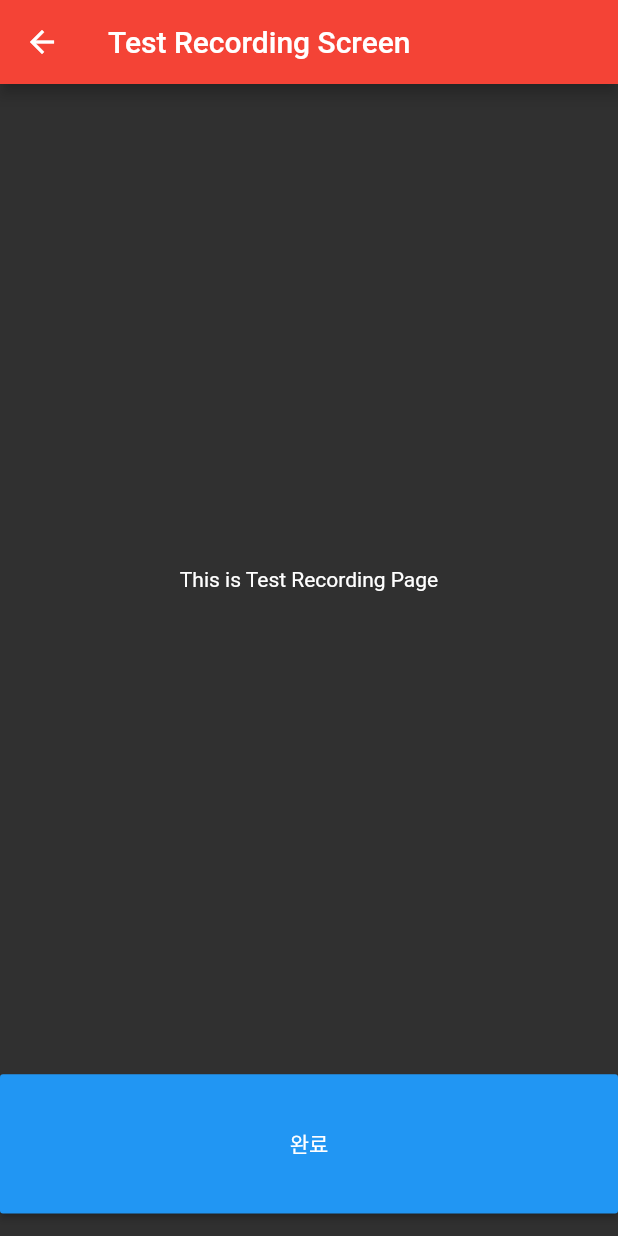
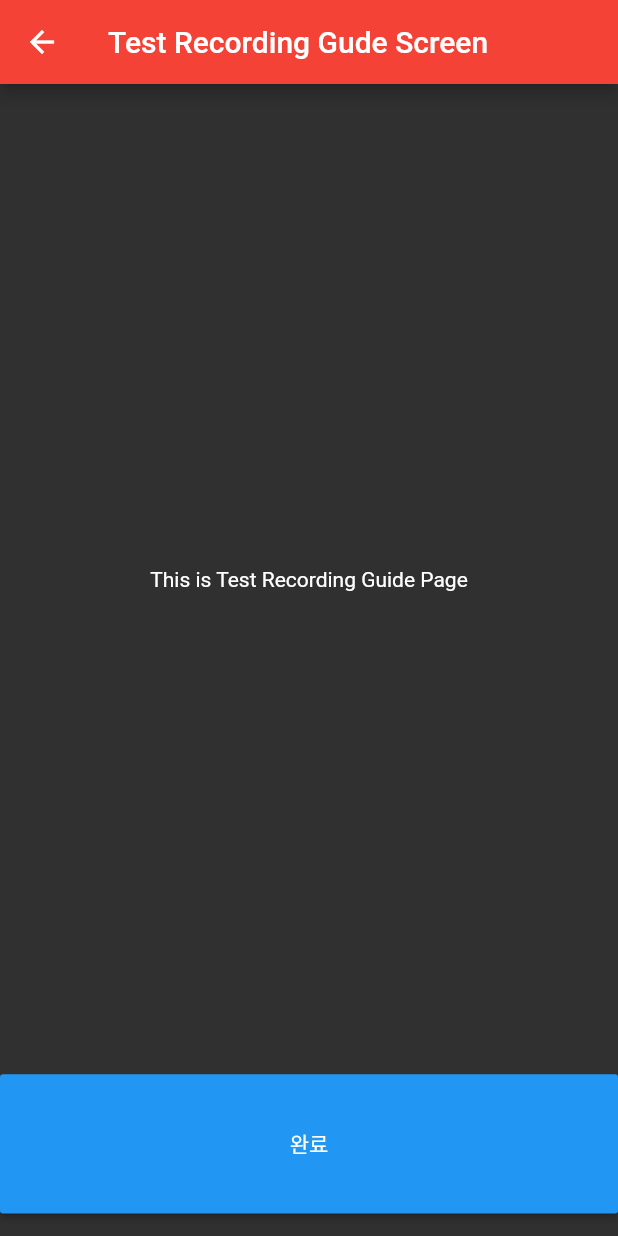
Before and after one commit to jedchoi/vacuum_flutter, a Flutter app: the TestamentIntroductionScreen screen opened directly, after a tap on "사전 연습하기", on a phone screen of 412 x 824 dp. Run offline on Flutter 3.47's test engine with Material 2 defaults, Android fonts, the phone set to English and light mode, and no system bars.

Commit message:
연습하기 가이드 화면 추가

```diff
--- /dev/null
+++ b/lib/screens/test_recording_guide_screen.dart
@@ -0,0 +1,51 @@
+import 'package:flutter/material.dart';
+import 'package:vacuum_flutter/screens/testament_introduction_screen.dart';
+
+class TestRecordingGuideScreen extends StatelessWidget {
+  @override
+  Widget build(BuildContext context) {
+    return Scaffold(
+      appBar: AppBar(
+        backgroundColor: Colors.red,
+        title: Text('Test Recording Gude Screen'),
+      ),
+      body: Center(
+        child: Column(
+          crossAxisAlignment: CrossAxisAlignment.stretch,
+          children: [
+            SizedBox(
+              height: 5.0,
+            ),
+            Expanded(
+              flex: 14,
+              child: Center(
+                child: Text(
+                  "This is Test Recording Guide Page",
+                ),
+              ),
+            ),
+            SizedBox(
+              height: 5.0,
+            ),
+            Expanded(
+              flex: 2,
+              child: MaterialButton(
+                color: Colors.blue,
+                child: Text('완료'),
+                onPressed: () {
+                  print('Go to Test Recording Guide Screen.');
+                  Navigator.push(context, MaterialPageRoute(builder: (context) {
+                    return TestRecordingGuideScreen();
+                  }));
+                },
+              ),
+            ),
+            SizedBox(
+              height: 15.0,
+            ),
+          ],
+        ),
+      ),
+    );
+  }
+}
--- a/lib/screens/testament_introduction_screen.dart
+++ b/lib/screens/testament_introduction_screen.dart
@@ -1,6 +1,6 @@
 import 'package:flutter/material.dart';
 import 'package:vacuum_flutter/screens/recording_screen.dart';
-import 'package:vacuum_flutter/screens/test_recording_screen.dart';
+import 'package:vacuum_flutter/screens/test_recording_guide_screen.dart';
 
 class TestamentIntroductionScreen extends StatelessWidget {
   @override
@@ -37,9 +37,9 @@ class TestamentIntroductionScreen extends StatelessWidget {
                 color: Colors.purple,
                 child: Text('사전 연습하기'),
                 onPressed: () {
-                  print('Go to TestRecordingScreen.');
+                  print('Go to Test Recording Guide Screen.');
                   Navigator.push(context, MaterialPageRoute(builder: (context) {
-                    return TestRecordingScreen();
+                    return TestRecordingGuideScreen();
                   }));
                 },
               ),
```
